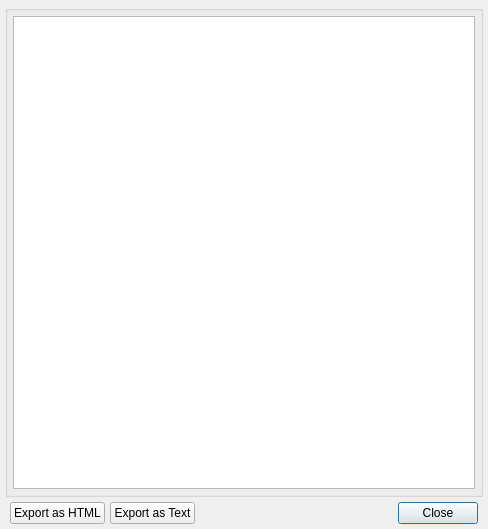
The window that interface/ReportWindow.ui (WesRoach/SpellcraftingCalculator) describes before a commit, drawn with Qt 5.
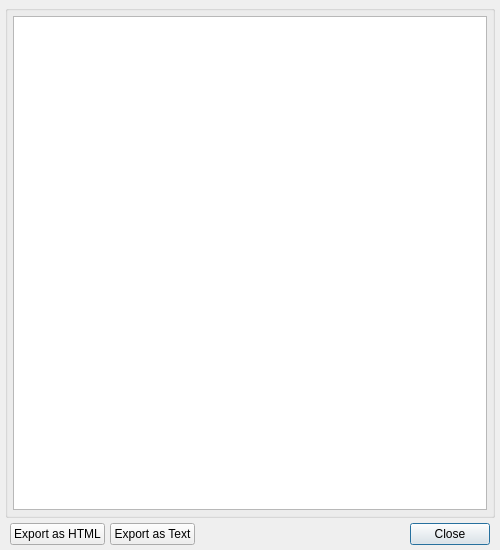
The same window after the commit.

Patch:
```diff
--- a/interface/ReportWindow.ui
+++ b/interface/ReportWindow.ui
@@ -6,8 +6,8 @@
    <rect>
     <x>0</x>
     <y>0</y>
-    <width>488</width>
-    <height>529</height>
+    <width>500</width>
+    <height>550</height>
    </rect>
   </property>
   <property name="windowTitle">
```
